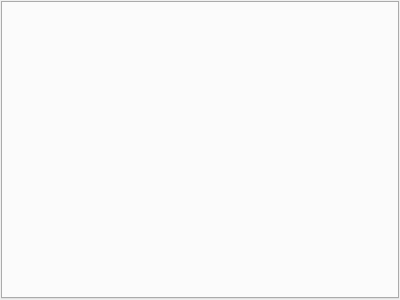
Above: src/SAKMainWindow.ui from x-tools-author/x-tools before the change. Below: the same form after it.
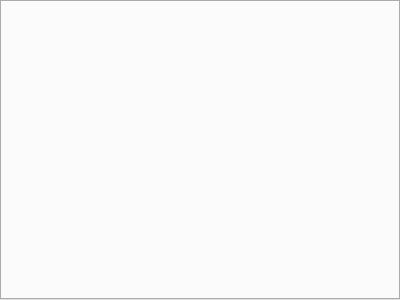
That is the form after the change.

Commit message: chore: change the margine

The edit to the form file:
```diff
--- a/src/SAKMainWindow.ui
+++ b/src/SAKMainWindow.ui
@@ -16,16 +16,16 @@
   <widget class="QWidget" name="centralWidget">
    <layout class="QHBoxLayout" name="horizontalLayout">
     <property name="leftMargin">
-     <number>1</number>
+     <number>0</number>
     </property>
     <property name="topMargin">
-     <number>1</number>
+     <number>0</number>
     </property>
     <property name="rightMargin">
-     <number>1</number>
+     <number>0</number>
     </property>
     <property name="bottomMargin">
-     <number>1</number>
+     <number>0</number>
     </property>
     <item>
      <widget class="QTabWidget" name="tabWidget">
```
